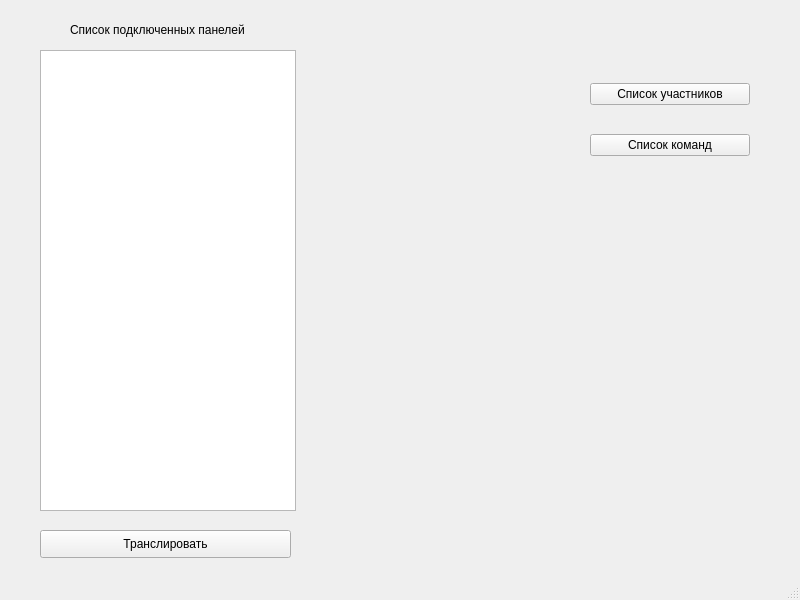
Old version of the form main_window.ui in the repository PrincePepper/DVFU_Course_work_2020_yeticup.
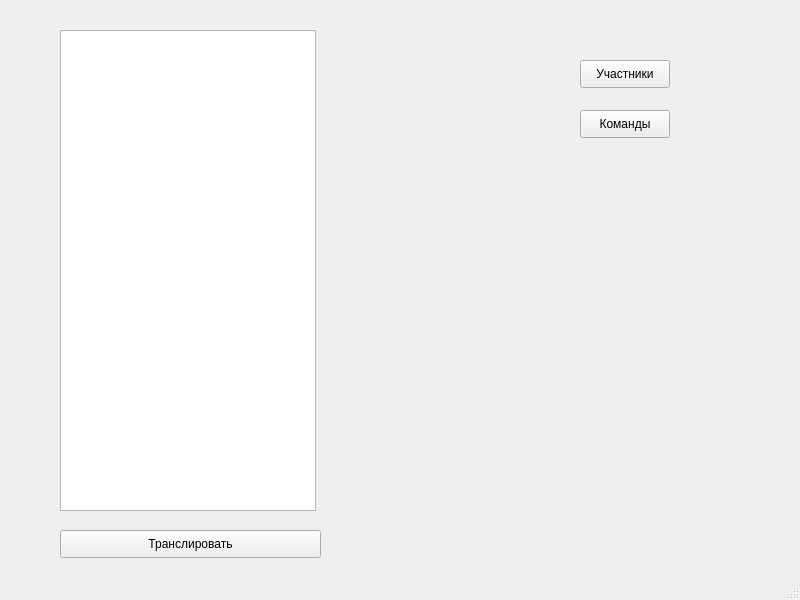
New version of the form.

Patch:
```diff
--- a/main_window.ui
+++ b/main_window.ui
@@ -14,48 +14,38 @@
    <string>MainWindow</string>
   </property>
   <widget class="QWidget" name="centralwidget">
-   <widget class="QTextBrowser" name="textBrowser">
+   <widget class="QPushButton" name="show_teams_button">
     <property name="geometry">
      <rect>
-      <x>40</x>
-      <y>50</y>
-      <width>256</width>
-      <height>461</height>
+      <x>580</x>
+      <y>110</y>
+      <width>90</width>
+      <height>28</height>
      </rect>
     </property>
+    <property name="text">
+     <string>Команды</string>
+    </property>
    </widget>
-   <widget class="QWidget" name="verticalLayoutWidget">
+   <widget class="QPushButton" name="show_players_button">
     <property name="geometry">
      <rect>
-      <x>590</x>
+      <x>580</x>
       <y>60</y>
-      <width>160</width>
-      <height>121</height>
+      <width>90</width>
+      <height>28</height>
      </rect>
     </property>
-    <layout class="QVBoxLayout" name="verticalLayout">
-     <item>
-      <widget class="QPushButton" name="pushButton">
-       <property name="text">
-        <string>Список участников</string>
-       </property>
-      </widget>
-     </item>
-     <item>
-      <widget class="QPushButton" name="pushButton_2">
-       <property name="text">
-        <string>Список команд</string>
-       </property>
-      </widget>
-     </item>
-    </layout>
+    <property name="text">
+     <string>Участники</string>
+    </property>
    </widget>
-   <widget class="QPushButton" name="pushButton_3">
+   <widget class="QPushButton" name="pushButton">
     <property name="geometry">
      <rect>
-      <x>40</x>
+      <x>60</x>
       <y>530</y>
-      <width>251</width>
+      <width>261</width>
       <height>28</height>
      </rect>
     </property>
@@ -63,18 +53,15 @@
      <string>Транслировать</string>
     </property>
    </widget>
-   <widget class="QLabel" name="label">
+   <widget class="QTableView" name="tableView">
     <property name="geometry">
      <rect>
-      <x>70</x>
-      <y>20</y>
-      <width>201</width>
-      <height>20</height>
+      <x>60</x>
+      <y>30</y>
+      <width>256</width>
+      <height>481</height>
      </rect>
     </property>
-    <property name="text">
-     <string>Список подключенных панелей</string>
-    </property>
    </widget>
   </widget>
   <widget class="QStatusBar" name="statusbar"/>
```
